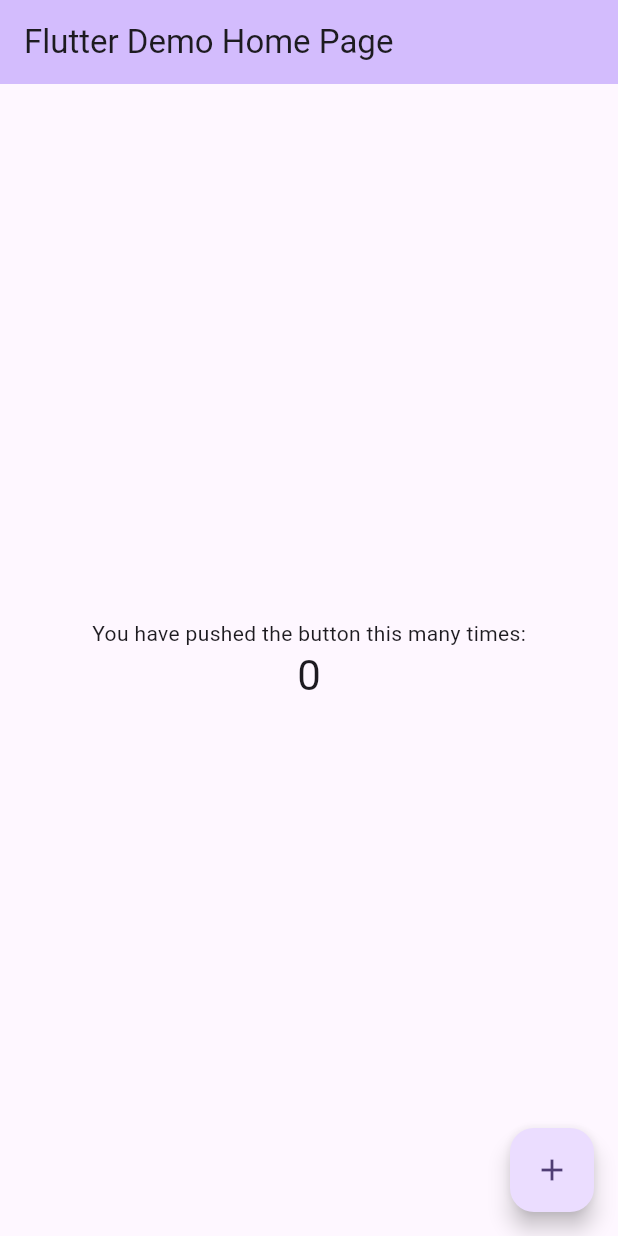
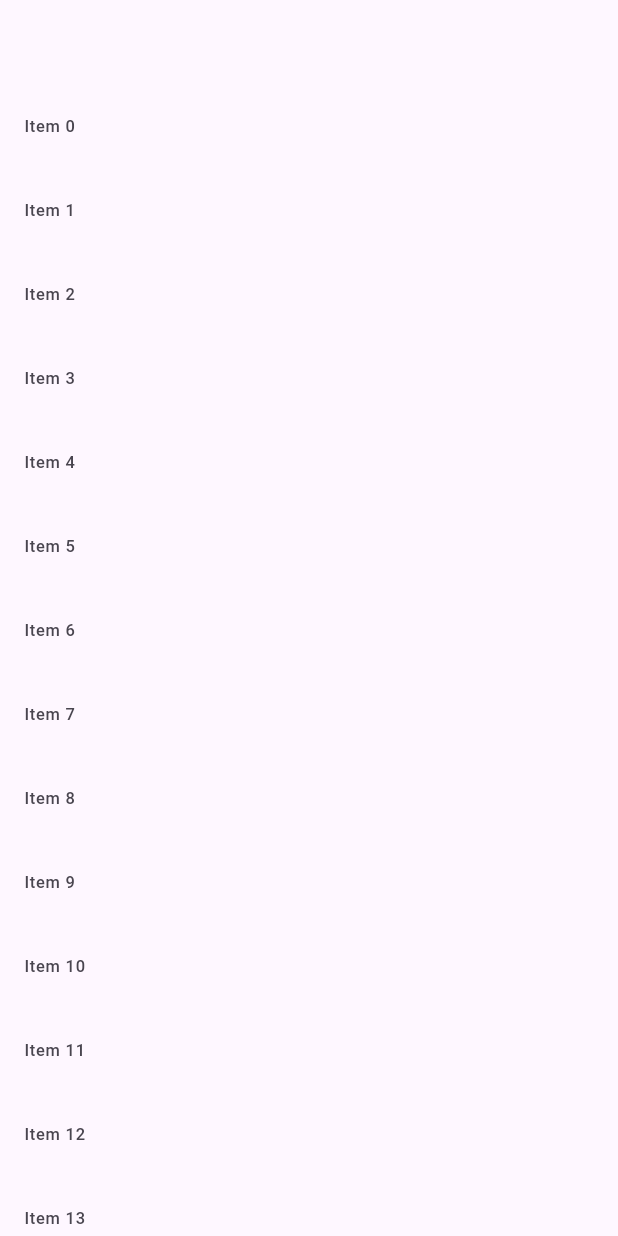
Before and after one commit to ahmet-cakar/flutter-learning-journey, a Flutter app: the screen it shows after launch, on a phone screen of 412 x 824 dp. Run offline on Flutter 3.47's test engine with Material 3 defaults, Android fonts, the light colour scheme and no system bars.

Commit message:
viewed long list with ListView.Builder

```diff
--- a/long_lists/lib/main.dart
+++ b/long_lists/lib/main.dart
@@ -1,121 +1,25 @@
 import 'package:flutter/material.dart';
 
 void main() {
-  runApp(const MyApp());
+  runApp(LongList(list: List<String>.generate(1000, (i) => "Item $i")));
 }
 
-class MyApp extends StatelessWidget {
-  const MyApp({super.key});
+class LongList extends StatelessWidget {
+  const LongList({super.key, required this.list});
+  final List<String> list;
 
-  // This widget is the root of your application.
   @override
   Widget build(BuildContext context) {
     return MaterialApp(
-      title: 'Flutter Demo',
-      theme: ThemeData(
-        // This is the theme of your application.
-        //
-        // TRY THIS: Try running your application with "flutter run". You'll see
-        // the application has a purple toolbar. Then, without quitting the app,
-        // try changing the seedColor in the colorScheme below to Colors.green
-        // and then invoke "hot reload" (save your changes or press the "hot
-        // reload" button in a Flutter-supported IDE, or press "r" if you used
-        // the command line to start the app).
-        //
-        // Notice that the counter didn't reset back to zero; the application
-        // state is not lost during the reload. To reset the state, use hot
-        // restart instead.
-        //
-        // This works for code too, not just values: Most code changes can be
-        // tested with just a hot reload.
-        colorScheme: .fromSeed(seedColor: Colors.deepPurple),
-      ),
-      home: const MyHomePage(title: 'Flutter Demo Home Page'),
-    );
-  }
-}
-
-class MyHomePage extends StatefulWidget {
-  const MyHomePage({super.key, required this.title});
-
-  // This widget is the home page of your application. It is stateful, meaning
-  // that it has a State object (defined below) that contains fields that affect
-  // how it looks.
-
-  // This class is the configuration for the state. It holds the values (in this
-  // case the title) provided by the parent (in this case the App widget) and
-  // used by the build method of the State. Fields in a Widget subclass are
-  // always marked "final".
-
-  final String title;
-
-  @override
-  State<MyHomePage> createState() => _MyHomePageState();
-}
-
-class _MyHomePageState extends State<MyHomePage> {
-  int _counter = 0;
-
-  void _incrementCounter() {
-    setState(() {
-      // This call to setState tells the Flutter framework that something has
-      // changed in this State, which causes it to rerun the build method below
-      // so that the display can reflect the updated values. If we changed
-      // _counter without calling setState(), then the build method would not be
-      // called again, and so nothing would appear to happen.
-      _counter++;
-    });
-  }
-
-  @override
-  Widget build(BuildContext context) {
-    // This method is rerun every time setState is called, for instance as done
-    // by the _incrementCounter method above.
-    //
-    // The Flutter framework has been optimized to make rerunning build methods
-    // fast, so that you can just rebuild anything that needs updating rather
-    // than having to individually change instances of widgets.
-    return Scaffold(
-      appBar: AppBar(
-        // TRY THIS: Try changing the color here to a specific color (to
-        // Colors.amber, perhaps?) and trigger a hot reload to see the AppBar
-        // change color while the other colors stay the same.
-        backgroundColor: Theme.of(context).colorScheme.inversePrimary,
-        // Here we take the value from the MyHomePage object that was created by
-        // the App.build method, and use it to set our appbar title.
-        title: Text(widget.title),
-      ),
-      body: Center(
-        // Center is a layout widget. It takes a single child and positions it
-        // in the middle of the parent.
-        child: Column(
-          // Column is also a layout widget. It takes a list of children and
-          // arranges them vertically. By default, it sizes itself to fit its
-          // children horizontally, and tries to be as tall as its parent.
-          //
-          // Column has various properties to control how it sizes itself and
-          // how it positions its children. Here we use mainAxisAlignment to
-          // center the children vertically; the main axis here is the vertical
-          // axis because Columns are vertical (the cross axis would be
-          // horizontal).
-          //
-          // TRY THIS: Invoke "debug painting" (choose the "Toggle Debug Paint"
-          // action in the IDE, or press "p" in the console), to see the
-          // wireframe for each widget.
-          mainAxisAlignment: .center,
-          children: [
-            const Text('You have pushed the button this many times:'),
-            Text(
-              '$_counter',
-              style: Theme.of(context).textTheme.headlineMedium,
-            ),
-          ],
+      home: Scaffold(
+        appBar: AppBar(),
+        body: ListView.builder(
+          itemCount: list.length,
+          prototypeItem: ListTile(leading: Text("test-1")),
+          itemBuilder: (context, index) {
+            return ListTile(leading: Text(list[index].toString()));
+          },
         ),
-      ),
-      floatingActionButton: FloatingActionButton(
-        onPressed: _incrementCounter,
-        tooltip: 'Increment',
-        child: const Icon(Icons.add),
       ),
     );
   }
```
Also changed, not shown: 1 other file.
